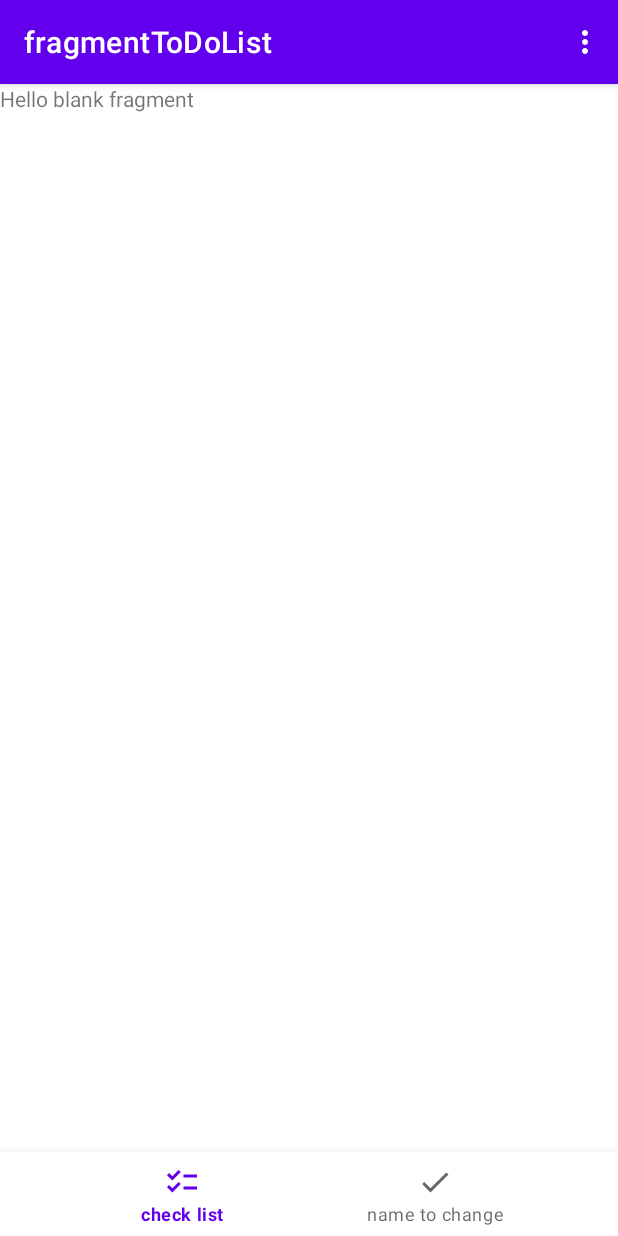
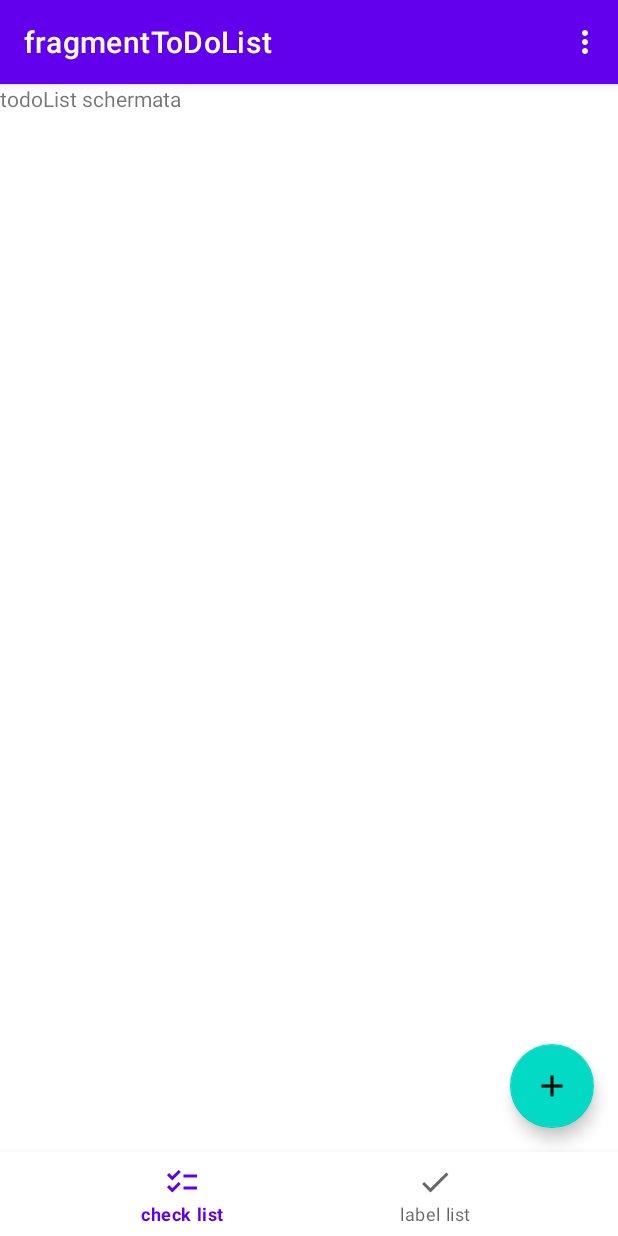
Before and after one commit to Lucos18/List2Do, an Android app: the screen it shows after launch (MainActivity), on a phone screen of 412 x 824 dp. Run offline under Robolectric (Android 15) with nearby library versions, the phone set to English and light mode, and no system bars; our stand-ins replace navigation-ui.

Commit message:
navigation

```diff
--- a/app/src/main/java/com/example/list2do/ui/FragmentToDoList.kt
+++ b/app/src/main/java/com/example/list2do/ui/FragmentToDoList.kt
@@ -5,6 +5,7 @@ import androidx.fragment.app.Fragment
 import android.view.LayoutInflater
 import android.view.View
 import android.view.ViewGroup
+import androidx.navigation.fragment.findNavController
 import com.example.list2do.R
 import com.example.list2do.databinding.FragmentToDoListBinding
 
@@ -21,4 +22,14 @@ class FragmentToDoList : Fragment() {
         _binding = FragmentToDoListBinding.inflate(inflater, container, false)
         return binding.root
     }
+
+    override fun onViewCreated(view: View, savedInstanceState: Bundle?) {
+        super.onViewCreated(view, savedInstanceState)
+        binding.bottomNavigationView.setOnItemReselectedListener {
+            when(it.itemId){
+                R.id.labelListItem->findNavController().navigate(R.id.action_fragmentToDoList_task_to_fragmentToDoDetail)
+            }
+            true
+        }
+    }
 }
--- /dev/null
+++ b/app/src/main/res/drawable/drawable_add.xml
@@ -0,0 +1,5 @@
+<vector android:height="24dp" android:tint="#000000"
+    android:viewportHeight="24" android:viewportWidth="24"
+    android:width="24dp" xmlns:android="http://schemas.android.com/apk/res/android">
+    <path android:fillColor="@android:color/white" android:pathData="M19,13h-6v6h-2v-6H5v-2h6V5h2v6h6v2z"/>
+</vector>
--- /dev/null
+++ b/app/src/main/res/drawable/drawable_edit.xml
@@ -0,0 +1,5 @@
+<vector android:height="24dp" android:tint="#000000"
+    android:viewportHeight="24" android:viewportWidth="24"
+    android:width="24dp" xmlns:android="http://schemas.android.com/apk/res/android">
+    <path android:fillColor="@android:color/white" android:pathData="M3,17.25V21h3.75L17.81,9.94l-3.75,-3.75L3,17.25zM20.71,7.04c0.39,-0.39 0.39,-1.02 0,-1.41l-2.34,-2.34c-0.39,-0.39 -1.02,-0.39 -1.41,0l-1.83,1.83 3.75,3.75 1.83,-1.83z"/>
+</vector>
--- a/app/src/main/res/layout/activity_main.xml
+++ b/app/src/main/res/layout/activity_main.xml
@@ -40,6 +40,4 @@
 
     </androidx.constraintlayout.widget.ConstraintLayout>
 
-    <include layout="@layout/bottom_navigation_bar"></include>
-
 </androidx.coordinatorlayout.widget.CoordinatorLayout>
--- a/app/src/main/res/layout/bottom_navigation_bar.xml
+++ /dev/null
@@ -1,17 +0,0 @@
-<?xml version="1.0" encoding="utf-8"?>
-<androidx.constraintlayout.widget.ConstraintLayout xmlns:android="http://schemas.android.com/apk/res/android"
-    android:layout_width="match_parent"
-    android:layout_height="match_parent"
-    xmlns:app="http://schemas.android.com/apk/res-auto">
-    <com.google.android.material.bottomnavigation.BottomNavigationView
-        android:id="@+id/bottom_navigation_view"
-        android:layout_width="0dp"
-        android:layout_height="wrap_content"
-        android:layout_marginStart="0dp"
-        android:layout_marginEnd="0dp"
-        android:background="?android:attr/windowBackground"
-        app:layout_constraintBottom_toBottomOf="parent"
-        app:layout_constraintLeft_toLeftOf="parent"
-        app:layout_constraintRight_toRightOf="parent"
-        app:menu="@menu/bottom_nav"/>
-</androidx.constraintlayout.widget.ConstraintLayout>
--- a/app/src/main/res/layout/fragment_to_do_detail.xml
+++ b/app/src/main/res/layout/fragment_to_do_detail.xml
@@ -2,13 +2,12 @@
 <FrameLayout xmlns:android="http://schemas.android.com/apk/res/android"
     xmlns:tools="http://schemas.android.com/tools"
     android:layout_width="match_parent"
-    android:layout_height="match_parent"
-    tools:context=".FragmentToDoDetail">
+    android:layout_height="match_parent">
 
     <!-- TODO: Update blank fragment layout -->
     <TextView
         android:layout_width="match_parent"
         android:layout_height="match_parent"
-        android:text="@string/hello_blank_fragment" />
+        android:text="Frammento todoDetail" />
 
 </FrameLayout>
--- a/app/src/main/res/layout/fragment_to_do_list.xml
+++ b/app/src/main/res/layout/fragment_to_do_list.xml
@@ -2,11 +2,38 @@
 <FrameLayout xmlns:android="http://schemas.android.com/apk/res/android"
     xmlns:tools="http://schemas.android.com/tools"
     android:layout_width="match_parent"
-    android:layout_height="match_parent">
+    android:layout_height="match_parent"
+    xmlns:app="http://schemas.android.com/apk/res-auto">
+    <androidx.constraintlayout.widget.ConstraintLayout
+        android:layout_width="match_parent"
+        android:layout_height="match_parent">
+        <TextView
+            android:id="@+id/textView"
+            android:layout_width="match_parent"
+            android:layout_height="match_parent"
+            android:text="todoList schermata" />
 
-    <TextView
-        android:layout_width="match_parent"
-        android:layout_height="match_parent"
-        android:text="@string/hello_blank_fragment" />
+        <com.google.android.material.floatingactionbutton.FloatingActionButton
+            android:id="@+id/edit_forageable_fab"
+            android:layout_width="wrap_content"
+            android:layout_height="wrap_content"
+            android:layout_gravity="bottom|end"
+            android:layout_margin="@dimen/fab_margin"
+            android:src="@drawable/drawable_add"
+            app:layout_constraintBottom_toTopOf="@+id/bottom_navigation_view"
+            app:layout_constraintEnd_toEndOf="parent" />
 
+        <com.google.android.material.bottomnavigation.BottomNavigationView
+            android:id="@+id/bottom_navigation_view"
+            android:layout_width="0dp"
+            android:layout_height="wrap_content"
+            android:layout_marginStart="0dp"
+            android:layout_marginEnd="0dp"
+            android:background="?android:attr/windowBackground"
+            app:layout_constraintBottom_toBottomOf="parent"
+            app:layout_constraintLeft_toLeftOf="parent"
+            app:layout_constraintRight_toRightOf="parent"
+            app:menu="@menu/bottom_nav"/>
+
+    </androidx.constraintlayout.widget.ConstraintLayout>
 </FrameLayout>
--- a/app/src/main/res/menu/bottom_nav.xml
+++ b/app/src/main/res/menu/bottom_nav.xml
@@ -3,12 +3,12 @@
     xmlns:android="http://schemas.android.com/apk/res/android">
 
     <item
-        android:id="@+id/homeFragment"
+        android:id="@+id/checkListItem"
         android:title="check list"
-        android:icon="@drawable/checklist"/>
+        android:icon="@drawable/drawable_checklist"/>
     <item
-        android:id="@+id/profileFragment"
-        android:title="name to change"
-        android:icon="@drawable/check"/>
+        android:id="@+id/labelListItem"
+        android:title="label list"
+        android:icon="@drawable/drawable_check"/>
 
 </menu>
--- a/app/src/main/res/navigation/nav_graph.xml
+++ b/app/src/main/res/navigation/nav_graph.xml
@@ -11,7 +11,7 @@
         android:label="fragmentToDoList"
         tools:layout="@layout/fragment_to_do_list">
         <action
-            android:id="@+id/action_fragment_more_info_task_to_fragmentToDoDetail"
+            android:id="@+id/action_fragmentToDoList_task_to_fragmentToDoDetail"
             app:destination="@id/fragmentToDoDetail" />
     </fragment>
     <fragment
@@ -19,7 +19,7 @@
         android:name="com.example.list2do.ui.FragmentToDoDetail"
         android:label="FragmentToDoDetail" >
         <action
-            android:id="@+id/action_fragmentToDoDetail_to_fragment_more_info_task"
+            android:id="@+id/action_fragmentToDoDetail_to_fragmentToDoList"
             app:destination="@id/fragmentToDoList" />
     </fragment>
 </navigation>
--- /dev/null
+++ b/app/src/main/res/values/dimens.xml
@@ -0,0 +1,4 @@
+<?xml version="1.0" encoding="utf-8"?>
+<resources>
+    <dimen name="fab_margin">16dp</dimen>
+</resources>
```
Also changed, not shown: app/src/main/res/drawable/drawable_check.xml (renamed from app/src/main/res/drawable/check.xml), app/src/main/res/drawable/drawable_checklist.xml (renamed from app/src/main/res/drawable/checklist.xml).
